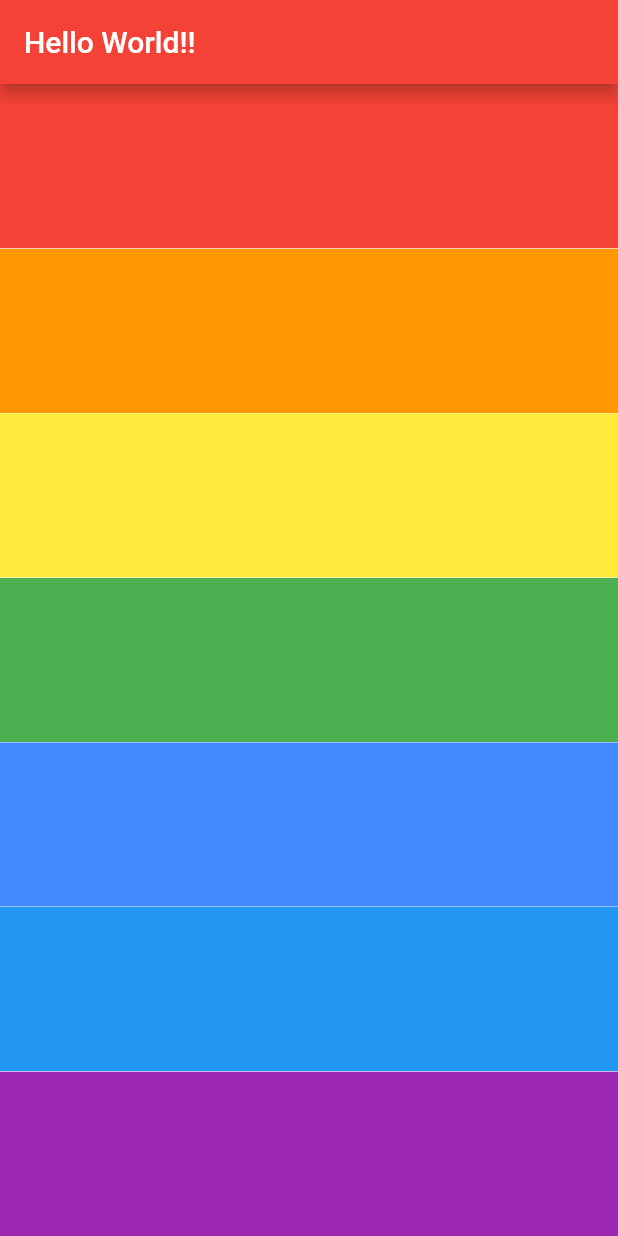
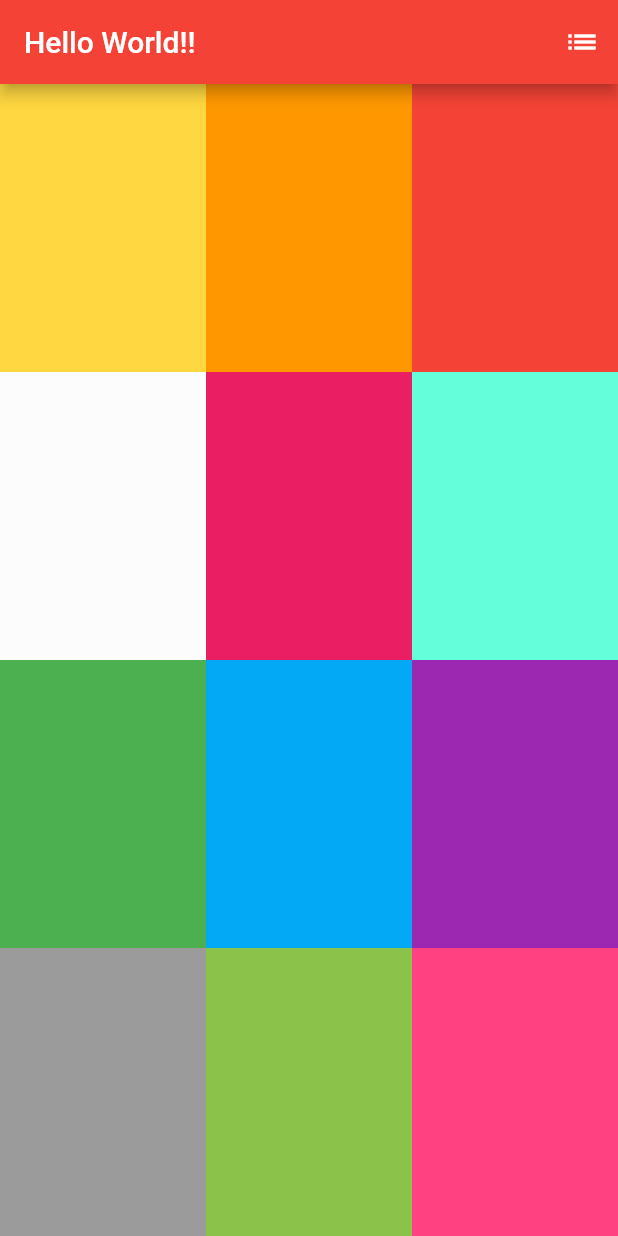
Before and after one commit to JairLopesJunior/fatec-dsm-mobile-flutter-projetos, a Flutter app: the screen it shows after launch, on a phone screen of 412 x 824 dp. Run offline on Flutter 3.47's test engine with Material 2 defaults, Android fonts, the light colour scheme and no system bars; our stand-ins replace audioplayers, faker.

Commit message:
Criado um novo projeto

```diff
--- /dev/null
+++ b/f290_dsm_pdm2_playground_widgets/lib/main.dart
@@ -0,0 +1,17 @@
+import 'package:f290_dsm_pdm2_playground_widgets/pages/home_page.dart';
+import 'package:flutter/material.dart';
+
+void main() {
+  runApp(const App());
+}
+
+class App extends StatelessWidget {
+  const App({super.key});
+
+  @override
+  Widget build(BuildContext context) {
+    return const MaterialApp(
+      home: HomePage(),
+    );
+  }
+}
--- a/f290_dsm_pdm2_soundmaker_ct/lib/pages/xylophone_page.dart
+++ b/f290_dsm_pdm2_soundmaker_ct/lib/pages/xylophone_page.dart
@@ -9,30 +9,91 @@
 }
 
 class _XylophonePageState extends State<XylophonePage> {
+  bool isXyloPhone = true;
+
   @override
   Widget build(BuildContext context) {
     return Scaffold(
       appBar: AppBar(
         title: const Text("Hello World!!"),
+        actions: [
+          IconButton(
+            onPressed: () {
+              setState(() {
+                isXyloPhone = !isXyloPhone;
+              });
+            },
+            icon: isXyloPhone
+            ? const Icon(Icons.list)
+            : Icon(Icons.grid_4x4),
+          ),
+        ],
       ),
-      body: createXyloPhoneWidget(),
+      body: isXyloPhone
+      ? createFunnySoundsBoard()
+      : createXyloPhoneWidget(),
+    );
+  }
+
+  Widget createFunnySoundsBoard() {
+    return Center(
+      child: Column(
+        children: [
+          Expanded(
+            child: Row(
+              children: [
+                newColorButton(Colors.amberAccent, 8),
+                newColorButton(Colors.orange, 9),
+                newColorButton(Colors.red, 10),
+              ],
+            ),
+          ),
+          Expanded(
+            child: Row(
+              children: [
+                newColorButton(Colors.white38, 11),
+                newColorButton(Colors.pink, 12),
+                newColorButton(Colors.tealAccent, 13),
+              ],
+            ),
+          ),
+          Expanded(
+            child: Row(
+              children: [
+                newColorButton(Colors.green, 14),
+                newColorButton(Colors.lightBlue, 8),
+                newColorButton(Colors.purple, 9),
+              ],
+            ),
+          ),
+          Expanded(
+            child: Row(
+              children: [
+                newColorButton(Colors.black38, 10),
+                newColorButton(Colors.lightGreen, 11),
+                newColorButton(Colors.pinkAccent, 12),
+              ],
+            ),
+          )
+        ],
+      ),
     );
   }
 
   createXyloPhoneWidget() {
     return Center(
-        child: Column(
-          children: [
-            newColorButton(Colors.red, 1),
-            newColorButton(Colors.orange, 2),
-            newColorButton(Colors.yellow, 3),
-            newColorButton(Colors.green, 4),
-            newColorButton(Colors.blueAccent, 5),
-            newColorButton(Colors.blue, 6),
-            newColorButton(Colors.purple, 7)
-          ],
-        ),
-      );
+      child: Column(
+        children: [
+          newColorButton(Colors.red, 8),
+          newColorButton(Colors.orange, 9),
+          newColorButton(Colors.yellow, 10),
+          newColorButton(Colors.green, 11),
+          newColorButton(Colors.blueAccent, 12),
+          newColorButton(Colors.blue, 13),
+          newColorButton(Colors.purple, 14)
+        ],
+      ),
+    );
   }
 
   Expanded newColorButton(Color newColor, int noteNumber) {
@@ -42,7 +103,7 @@
         splashColor: Colors.black38,
         onTap: () {
           var player = AudioPlayer();
-          player.play(AssetSource('notes/note$noteNumber.wav'));
+          player.play(AssetSource('notes/note$noteNumber.mp3'));
         },
         child: Ink(
           color: newColor,
```
Also changed, not shown: f290_dsm_pdm2_playground_widgets/analysis_options.yaml (added, +28 -0 lines), f290_dsm_pdm2_playground_widgets/lib/pages/home_page.dart (added, +32 -0 lines), f290_dsm_pdm2_playground_widgets/lib/widgets/car_widget.dart (added, +48 -0 lines), f290_dsm_pdm2_playground_widgets/pubspec.yaml (added, +91 -0 lines), f290_dsm_pdm2_playground_widgets/pubspec.lock (added), 46 other files.
